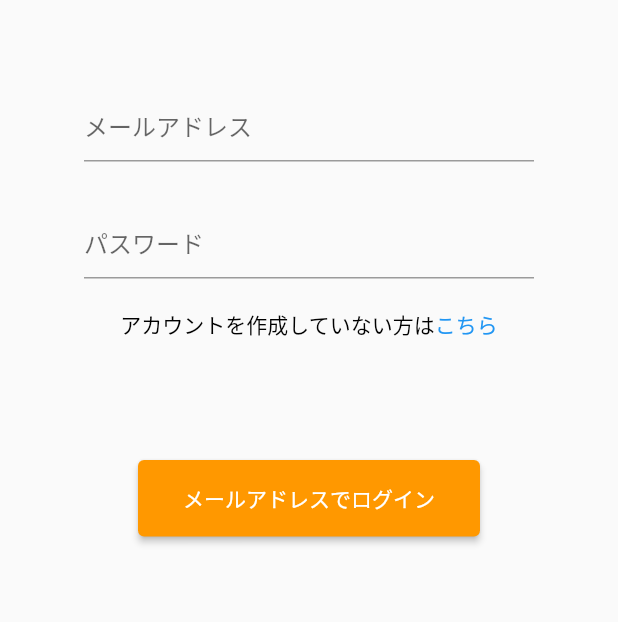
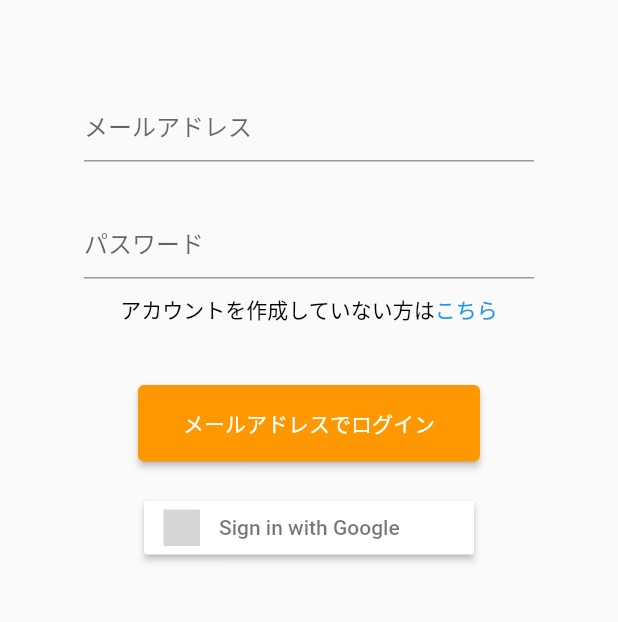
Before and after one commit to rikako1021/flutter-fire-test, a Flutter app: the screen it shows after launch, after a tap on "メールアドレスでログイン", on a phone screen of 412 x 824 dp, the part 134-756 px from its top. Run offline on Flutter 3.47's test engine with Material 2 defaults, Android fonts, the phone set to English and light mode, and no system bars; our stand-ins replace cloud_firestore, firebase_auth, firebase_core, firebase_storage, flutter_signin_button, google_sign_in and 1 more; accounts and stored records are empty; network calls fail; grey boxes are pictures that could not be loaded.

Commit message:
googleログイン実装

```diff
--- a/lib/utils/firestore/users.dart
+++ b/lib/utils/firestore/users.dart
@@ -30,6 +30,7 @@ class UserFirestore {
   static Future<dynamic> getUser(String uid) async{
     try {
       DocumentSnapshot documentSnapshot = await users.doc(uid).get();
+      print(documentSnapshot);
       Map<String, dynamic> data = documentSnapshot.data() as Map<String, dynamic>;
       Account myAccount = Account(
         id: uid,
--- a/lib/view/account/account_page.dart
+++ b/lib/view/account/account_page.dart
@@ -133,7 +133,8 @@ class _AccountPageState extends State<AccountPage> {
                                                     Row(
                                                       children: [
                                                         Text(myAccount.name, style: TextStyle(fontWeight: FontWeight.bold),),
-                                                        Text(myAccount.userId, style: TextStyle(color: Colors.grey),),
+                                                        SizedBox(width: 10),
+                                                        Text('@' + myAccount.userId, style: TextStyle(color: Colors.grey),),
                                                       ],
                                                     ),
                                                     Text(DateFormat(' M/d/yy').format(post.createdTime!.toDate())) //toDateでDate型に変換
--- a/lib/view/start_up/login_page.dart
+++ b/lib/view/start_up/login_page.dart
@@ -6,6 +6,8 @@ import 'package:flutter_fire/utils/authentication.dart';
 import 'package:flutter_fire/utils/firestore/users.dart';
 import 'package:flutter_fire/view/screen.dart';
 import 'package:flutter_fire/view/start_up/create_account_page.dart';
+import 'package:flutter_signin_button/button_view.dart';
+import 'package:flutter_signin_button/flutter_signin_button.dart';
 
 class LoginPage extends StatefulWidget {
   const LoginPage({Key? key}) : super(key: key);
@@ -21,6 +23,7 @@ class _LoginPageState extends State<LoginPage> {
     TextEditingController passController = TextEditingController();
     return Scaffold(
       body: SafeArea(
+        child: SingleChildScrollView(
           child: Container(
             width: double.infinity,
             child: Column(
@@ -49,7 +52,7 @@ class _LoginPageState extends State<LoginPage> {
                     ),
                   ),
                 ),
-              SizedBox(height: 20),
+                SizedBox(height: 10),
                 RichText(
                   text: TextSpan(
                       style: TextStyle(color: Colors.black),
@@ -64,26 +67,52 @@ class _LoginPageState extends State<LoginPage> {
                       ]
                   ),
                 ),
-              SizedBox(height: 80),
-              ElevatedButton(
+                SizedBox(height: 40),
+                ElevatedButton( //Navigator.pushは戻れる遷移、pushReplacementは戻れない遷移
                     style: ElevatedButton.styleFrom(
                       primary: Colors.orange,
                       padding: EdgeInsets.symmetric(horizontal:30, vertical: 15),
                     ),
                     onPressed: () async{
-                    var result = await Authentication.emailSignIn(email: emailController.text, pass: passController.text);
+                      var result = await Authentication.emailSignIn(
+                          email: emailController.text,
+                          pass: passController.text);
                       if(result is UserCredential) {
+                        if(result.user!.emailVerified == true) {
                           var _result = await UserFirestore.getUser(
                               result.user!.uid);
                           if (_result == true) {
                             Navigator.pushReplacement(context,
-                            MaterialPageRoute(builder: (context) => Screen()));
+                                MaterialPageRoute(
+                                    builder: (context) => Screen()));
+                          }
+                        } else {
+                          print('メール認証できてません');
                         }
                       }
-                  }, //Navigator.pushは戻れる遷移、pushReplacementは戻れない遷移
+                    },
                     child: Text('メールアドレスでログイン')
                 ),
+                SizedBox(height: 20),
+                SignInButton(
+                    Buttons.Google,
+                    onPressed: () async {
+                      var result = await Authentication.signInWithGoogle();
+                      if (result is UserCredential) {
+                        var result = await UserFirestore.getUser(Authentication.currentFirebaseUser!.uid);
+                        print('result');
+                        if (result == true) {
+                          Navigator.pushReplacement(context,
+                              MaterialPageRoute(builder: (context) => Screen()));
+                        } else {
+                            Navigator.push(context,
+                            MaterialPageRoute(builder: (context) => CreateAccountPage()));
+                        }
+                      }
+                    }
+                ), //FBとかもここに〜
               ],
+            ),
           ),
         ),
       ),
--- a/pubspec.yaml
+++ b/pubspec.yaml
@@ -36,6 +36,7 @@ dependencies:
   cupertino_icons: ^1.0.2
   intl: any
   image_picker: ^0.8.4+4
+#  image_picker: ^0.7.4
   firebase_core: ^1.10.0
   firebase_auth: ^3.2.0
   firebase_storage: ^10.1.0
```
Also changed, not shown: lib/utils/authentication.dart (+20 -0 lines), lib/utils/function_utils.dart (+7 -7 lines), lib/view/start_up/check_email_page.dart (added, +45 -0 lines), lib/view/start_up/create_account_page.dart (+35 -13 lines), 3 other files. Lines whose indentation alone changed are shown as unchanged.
